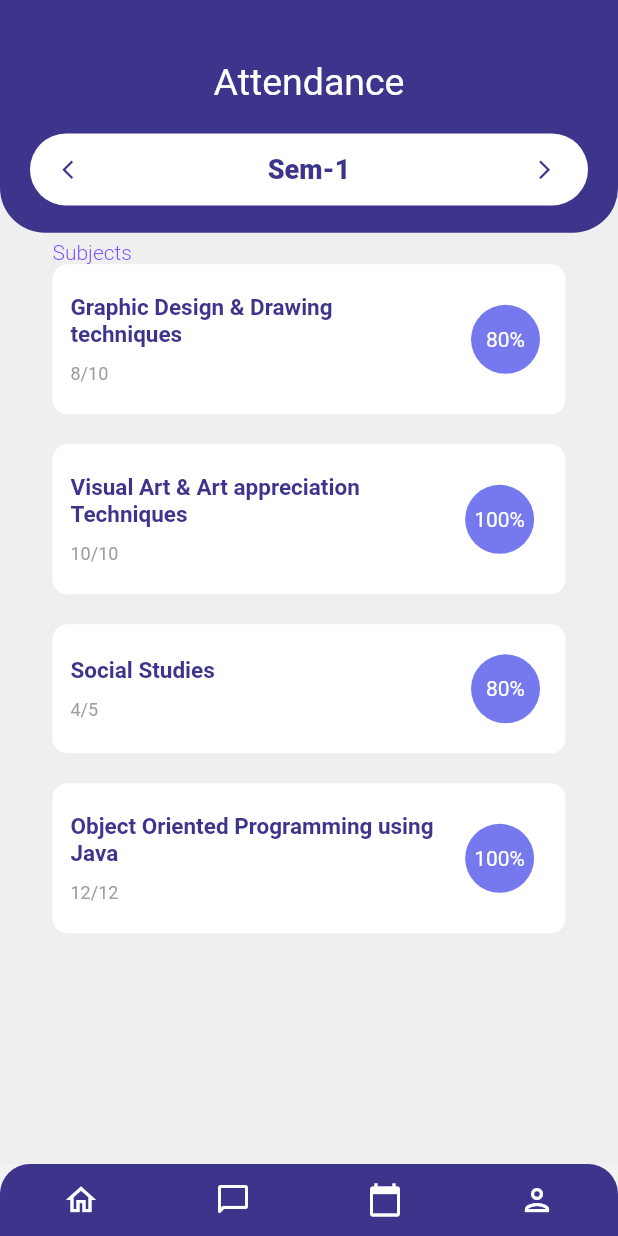
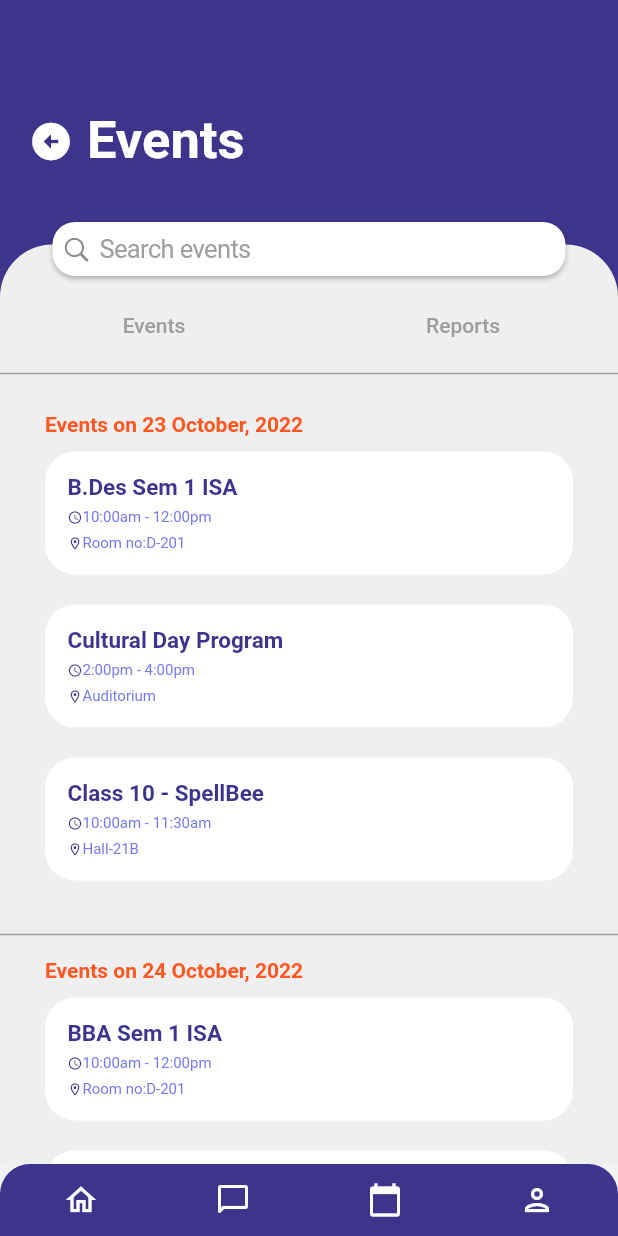
Before and after one commit to intecc-services/edtech_app_demo, a Flutter app: the screen it shows after launch, on a phone screen of 412 x 824 dp. Run offline on Flutter 3.47's test engine with Material 2 defaults, Android fonts, the phone set to English and light mode, and no system bars.

Commit message:
events page

```diff
--- a/lib/Events/display.dart
+++ /dev/null
@@ -1,17 +0,0 @@
-import 'package:flutter/material.dart';
-
-class EventDisplay extends StatefulWidget {
-  const EventDisplay({Key? key}) : super(key: key);
-
-  @override
-  State<EventDisplay> createState() => _EventDisplayState();
-}
-
-class _EventDisplayState extends State<EventDisplay> {
-  @override
-  Widget build(BuildContext context) {
-    return Scaffold(
-      body: Column(),
-    );
-  }
-}
--- /dev/null
+++ b/lib/Events/event_home.dart
@@ -0,0 +1,209 @@
+import 'package:edtech_app_demo/shared/bottom_bar.dart';
+import 'package:flutter/cupertino.dart';
+import 'package:flutter/material.dart';
+
+class EventsHome extends StatefulWidget {
+  @override
+  State<EventsHome> createState() => _EventsHomeState();
+}
+
+class _EventsHomeState extends State<EventsHome> {
+  @override
+  Widget build(BuildContext context) {
+    return Scaffold(
+      body: SafeArea(
+        child: Column(
+          children: [
+            SizedBox(height: 50),
+            Padding(
+              padding: const EdgeInsets.symmetric(horizontal: 10, vertical: 20),
+              child: Row(
+                children: [
+                  IconButton(
+                      onPressed: () {},
+                      icon: const Icon(
+                        Icons.arrow_circle_left,
+                        color: Colors.white,
+                        size: 30,
+                      )),
+                  const Text(
+                    'Events',
+                    style: TextStyle(
+                        fontSize: 35,
+                        fontWeight: FontWeight.bold,
+                        color: Colors.white),
+                  )
+                ],
+              ),
+            ),
+            Expanded(
+              child: Stack(children: [
+                bodyContainer(),
+                OverlappedSearchBar(),
+              ]),
+            ),
+          ],
+        ),
+      ),
+      bottomNavigationBar: Bottom_Bar(),
+    );
+  }
+}
+
+Widget OverlappedSearchBar() {
+  return Padding(
+    padding: EdgeInsets.symmetric(horizontal: 35, vertical: 10),
+    child: CupertinoSearchTextField(
+      placeholder: 'Search events',
+      placeholderStyle: TextStyle(color: Colors.grey),
+      decoration: BoxDecoration(
+        boxShadow: const [
+          BoxShadow(
+            color: Colors.black26,
+            offset: Offset(0, 2),
+            blurRadius: 2,
+          )
+        ],
+        color: Colors.white,
+        borderRadius: BorderRadius.circular(15),
+      ),
+    ),
+  );
+}
+
+class bodyContainer extends StatefulWidget {
+  @override
+  State<bodyContainer> createState() => _bodyContainerState();
+}
+
+class _bodyContainerState extends State<bodyContainer> {
+  @override
+  Widget build(BuildContext context) {
+    return Expanded(
+      child: Container(
+        margin: EdgeInsets.only(top: 25),
+        decoration: const BoxDecoration(
+          color: Color(0xffEFEFEF),
+          borderRadius: BorderRadius.only(
+              topLeft: Radius.circular(35), topRight: Radius.circular(35)),
+        ),
+        child: ListView(children: [
+          SizedBox(height: 30),
+          Row(mainAxisAlignment: MainAxisAlignment.spaceAround, children: [
+            TextButton(
+                onPressed: () {},
+                child: Text(
+                  'Events',
+                  style: TextStyle(color: Colors.grey),
+                )),
+            TextButton(
+                onPressed: () {},
+                child: Text(
+                  'Reports',
+                  style: TextStyle(color: Colors.grey),
+                )),
+          ]),
+          Divider(
+            color: Colors.grey,
+            thickness: 1,
+          ),
+          SizedBox(height: 10),
+          EventDay(date: "23 October, 2022", events: [
+            ['B.Des Sem 1 ISA', '10:00am - 12:00pm', 'Room no:D-201'],
+            ['Cultural Day Program', '2:00pm - 4:00pm', 'Auditorium'],
+            ['Class 10 - SpellBee', '10:00am - 11:30am', 'Hall-21B']
+          ]),
+          SizedBox(height: 10),
+          Divider(
+            color: Colors.grey,
+            thickness: 1,
+          ),
+          EventDay(date: "24 October, 2022", events: [
+            ['BBA Sem 1 ISA', '10:00am - 12:00pm', 'Room no:D-201'],
+            ['Sport Day (class 1-10)', '2:00pm - 4:00pm', 'Cricket ground'],
+            ['Guest lecture', '10:00am - 11:30am', 'Auditorium']
+          ])
+        ]),
+      ),
+    );
+  }
+}
+
+class EventDay extends StatefulWidget {
+  final String date;
+  final List<List<String>> events;
+  EventDay({required this.date, required this.events});
+  @override
+  State<EventDay> createState() => _EventDayState();
+}
+
+class _EventDayState extends State<EventDay> {
+  @override
+  Widget build(BuildContext context) {
+    return Padding(
+      padding: const EdgeInsets.symmetric(horizontal: 30, vertical: 8),
+      child: Column(
+        children: [
+          Align(
+              alignment: Alignment.centerLeft,
+              child: Text('Events on ${widget.date}',
+                  style: const TextStyle(
+                      color: Colors.deepOrange, fontWeight: FontWeight.bold))),
+          eventTile(
+              widget.events[0][0], widget.events[0][1], widget.events[0][2]),
+          eventTile(
+              widget.events[1][0], widget.events[1][1], widget.events[1][2]),
+          eventTile(
+              widget.events[2][0], widget.events[2][1], widget.events[2][2]),
+        ],
+      ),
+    );
+  }
+}
+
+Widget eventTile(String eventName, String timing, String location) {
+  return Container(
+    margin: EdgeInsets.symmetric(vertical: 10, horizontal: 0),
+    decoration: BoxDecoration(
+        borderRadius: BorderRadius.circular(20), color: Colors.white),
+    child: Padding(
+      padding: const EdgeInsets.all(15),
+      child: Column(
+        crossAxisAlignment: CrossAxisAlignment.start,
+        children: [
+          Text(
+            eventName,
+            style: const TextStyle(
+                fontSize: 15,
+                color: Color(0xff3D348B),
+                fontWeight: FontWeight.bold),
+          ),
+          SizedBox(height: 5),
+          Row(
+            mainAxisAlignment: MainAxisAlignment.start,
+            children: [
+              const Icon(Icons.access_time_outlined,
+                  size: 10, color: Color(0xff3D348B)),
+              Text(
+                timing,
+                style: TextStyle(color: Color(0xff7678ED), fontSize: 10),
+              )
+            ],
+          ),
+          SizedBox(height: 5),
+          Row(
+            mainAxisAlignment: MainAxisAlignment.start,
+            children: [
+              const Icon(Icons.location_on_outlined,
+                  size: 10, color: Color(0xff3D348B)),
+              Text(
+                location,
+                style: TextStyle(color: Color(0xff7678ED), fontSize: 10),
+              )
+            ],
+          )
+        ],
+      ),
+    ),
+  );
+}
--- a/lib/attendance.dart
+++ b/lib/attendance.dart
@@ -1,4 +1,4 @@
-import 'package:edtech_app_demo/bottom_bar.dart';
+import 'package:edtech_app_demo/shared/bottom_bar.dart';
 import 'package:flutter/material.dart';
 
 class Attendance extends StatefulWidget {
--- a/lib/chat/Chats.dart
+++ b/lib/chat/Chats.dart
@@ -1,7 +1,7 @@
 import 'package:flutter/cupertino.dart';
 import 'package:flutter/material.dart';
 
-import '../bottom_bar.dart';
+import '../shared/bottom_bar.dart';
 
 class Chats extends StatelessWidget {
   @override
--- a/lib/main.dart
+++ b/lib/main.dart
@@ -1,4 +1,4 @@
-import 'package:edtech_app_demo/attendance.dart';
+import 'package:edtech_app_demo/Events/event_home.dart';
 import 'package:edtech_app_demo/theme_data.dart';
 import 'package:flutter/material.dart';
 
@@ -10,7 +10,7 @@ class edtech_app extends StatelessWidget {
   Widget build(BuildContext context) {
     return MaterialApp(
       theme: customTheme,
-      home: Attendance(),
+      home: EventsHome(),
     );
   }
 }
--- a/lib/profile.dart
+++ b/lib/profile.dart
@@ -1,5 +1,5 @@
 import 'package:edtech_app_demo/NavBar.dart';
-import 'package:edtech_app_demo/bottom_bar.dart';
+import 'package:edtech_app_demo/shared/bottom_bar.dart';
 import 'package:flutter/material.dart';
 
 class Profile extends StatelessWidget {
```
Also changed, not shown: lib/shared/bottom_bar.dart (renamed from lib/bottom_bar.dart).
